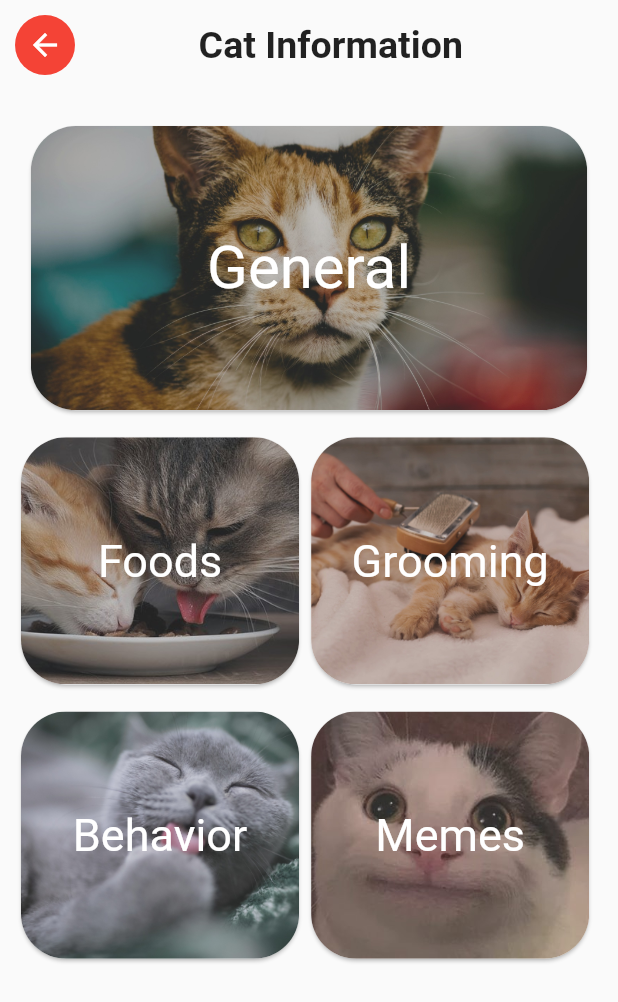
After one commit to iansstuff15/catpedia, a Flutter app: the catInfo screen opened by its route, on a phone screen of 412 x 824 dp. The commit adds this screen. Shown: the top 1002 px of the screen. Run offline on Flutter 3.47's test engine with Material 2 defaults, Android fonts, the phone set to English and light mode, and no system bars; our stand-ins replace skeletons; missing offline and left inert: dart:ffi.

Commit message:
added new assets, catInfo screen & added to main

```diff
--- a/lib/main.dart
+++ b/lib/main.dart
@@ -1,25 +1,24 @@
 import 'package:catpedia/screens/home.dart';
 import 'package:catpedia/screens/search.dart';
+import 'package:catpedia/screens/cat_info.dart';
+
 import 'package:flutter/material.dart';
 
 void main() {
-  runApp( MyApp());
+  runApp(MyApp());
 }
 
 class MyApp extends StatelessWidget {
-
-
   // This widget is the root of your application.
   @override
   Widget build(BuildContext context) {
     return MaterialApp(
       title: 'Catpedia',
-
       initialRoute: Home.id,
-
       routes: {
-        Home.id: (context)=>Home(),
-        Search.id:(context) => Search(),
+        Home.id: (context) => Home(),
+        Search.id: (context) => Search(),
+        catInfo.id: (context) => catInfo(),
       },
     );
   }
--- /dev/null
+++ b/lib/screens/cat_info.dart
@@ -0,0 +1,114 @@
+// ignore_for_file: camel_case_types, prefer_const_constructors_in_immutables, prefer_const_constructors, avoid_unnecessary_containers, prefer_const_literals_to_create_immutables, sort_child_properties_last, non_constant_identifier_names, unnecessary_string_interpolations
+
+import 'package:flutter/material.dart';
+
+class catInfo extends StatelessWidget {
+  static String id = 'cat_info';
+
+  catInfo({Key? key}) : super(key: key);
+
+  @override
+  Widget build(BuildContext context) {
+    double width_ = MediaQuery.of(context).size.width;
+
+    return Scaffold(
+        body: SafeArea(
+            child: Container(
+      padding: EdgeInsets.symmetric(vertical: 10, horizontal: 10),
+      child: SingleChildScrollView(
+        child: Column(children: <Widget>[
+          Row(children: [
+            GestureDetector(
+              onTap: () => Navigator.pop(context),
+              child: Container(
+                padding: EdgeInsets.all(8),
+                decoration: BoxDecoration(
+                  color: Colors.red,
+                  borderRadius: BorderRadius.circular(20),
+                ),
+                child: Icon(
+                  Icons.arrow_back,
+                  color: Colors.white,
+                ),
+              ),
+            ),
+            Container(width: width_ * .20, color: Colors.transparent),
+            Text(
+              'Cat Information',
+              style: TextStyle(fontSize: 25, fontWeight: FontWeight.bold),
+            ),
+          ]),
+          SizedBox(height: 30),
+          car_ds(context, .900, .230, 40, 'assets/catgeneral.jpg', "General"),
+          SizedBox(
+            height: 10,
+          ),
+          SingleChildScrollView(
+            child: Column(
+              children: [
+                Row(children: [
+
+                  //if navigating, add the function call at the end of the parameters, e.g food()
+
+                  car_ds(context, .450, .200, 30, 'assets/cateat.jpg', "Foods"),
+                  SizedBox(
+                    height: 10,
+                  ),
+                  car_ds(context, .450, .200, 30, 'assets/catgroom.jpg',
+                      "Grooming"),
+                ]),
+                SizedBox(
+                  height: 10,
+                ),
+                Row(
+                  children: [
+                    car_ds(context, .450, .200, 30, 'assets/catbehavior.jpg',
+                        "Behavior"),
+                    SizedBox(
+                      height: 10,
+                    ),
+                    car_ds(
+                        context, .450, .200, 30, 'assets/catmeme.jpg', "Memes"),
+                  ],
+                ),
+              ],
+            ),
+          )
+        ]),
+      ),
+    )));
+  }
+
+  Widget car_ds(BuildContext context, double width1, double height1,
+      double font, String pict, String text) {
+    //if navigating, add Widget nav at the end of the parameters
+
+    double height = MediaQuery.of(context).size.height;
+    double width = MediaQuery.of(context).size.width;
+
+    return Card(
+      clipBehavior: Clip.antiAlias,
+      shape: RoundedRectangleBorder(
+        borderRadius: BorderRadius.circular(30),
+      ),
+      child: Stack(
+        alignment: Alignment.center,
+        children: [
+          Ink.image(
+            image: AssetImage('$pict'),
+            child: InkWell(onTap: () {}
+                //onTap: () => Navigator.push(context,MaterialPageRoute(builder: (context) => nav),
+                ),
+            width: width * width1,
+            height: height * height1,
+            fit: BoxFit.cover,
+          ),
+          Text(
+            "$text",
+            style: TextStyle(color: Colors.white, fontSize: font),
+          ),
+        ],
+      ),
+    );
+  }
+}
```
Also changed, not shown: assets/catbehavior.jpg (added), assets/cateat.jpg (added), assets/catgeneral.jpg (added), assets/catgroom.jpg (added), assets/catmeme.jpg (added).
